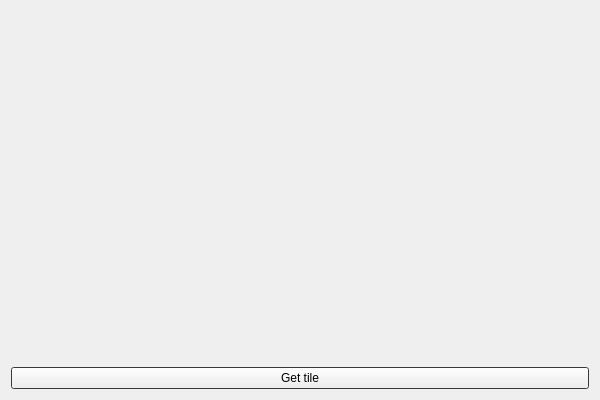
The window that Cpp/StellarViews/StellarViewsFinder/StellarViewsFinder.ui (TheRealNox/2015-space-apps-challenge) describes before a commit, drawn with Qt 5.
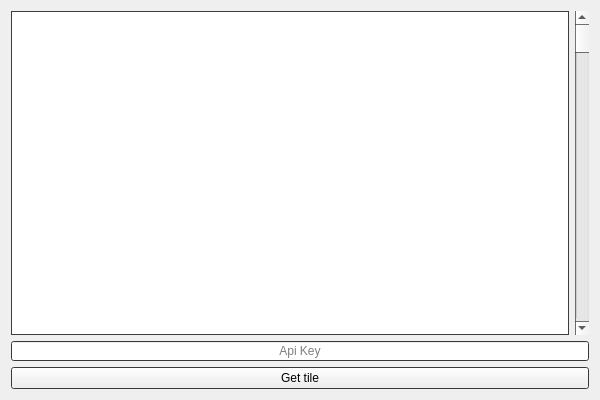
The same window after the commit.

Commit message:
Adding interface with api key and view of the current worldmap.
Adding interface with api key and view of the current worldmap.

The edit to the form file:
```diff
--- a/Cpp/StellarViews/StellarViewsFinder/StellarViewsFinder.ui
+++ b/Cpp/StellarViews/StellarViewsFinder/StellarViewsFinder.ui
@@ -83,48 +83,51 @@
    </property>
    <layout class="QVBoxLayout" name="verticalLayout">
     <item>
-     <widget class="QLabel" name="display">
-      <property name="palette">
-       <palette>
-        <active>
-         <colorrole role="AlternateBase">
-          <brush brushstyle="SolidPattern">
-           <color alpha="255">
-            <red>172</red>
-            <green>172</green>
-            <blue>172</blue>
-           </color>
-          </brush>
-         </colorrole>
-        </active>
-        <inactive>
-         <colorrole role="AlternateBase">
-          <brush brushstyle="SolidPattern">
-           <color alpha="255">
-            <red>172</red>
-            <green>172</green>
-            <blue>172</blue>
-           </color>
-          </brush>
-         </colorrole>
-        </inactive>
-        <disabled>
-         <colorrole role="AlternateBase">
-          <brush brushstyle="SolidPattern">
-           <color alpha="255">
-            <red>172</red>
-            <green>172</green>
-            <blue>172</blue>
-           </color>
-          </brush>
-         </colorrole>
-        </disabled>
-       </palette>
+     <layout class="QHBoxLayout" name="horizontalLayout_2">
+      <item>
+       <widget class="QGraphicsView" name="graphicsView">
+        <property name="dragMode">
+         <enum>QGraphicsView::ScrollHandDrag</enum>
+        </property>
+        <property name="resizeAnchor">
+         <enum>QGraphicsView::AnchorViewCenter</enum>
+        </property>
+       </widget>
+      </item>
+      <item>
+       <widget class="QScrollBar" name="zoomSlider">
+        <property name="orientation">
+         <enum>Qt::Vertical</enum>
+        </property>
+       </widget>
+      </item>
+     </layout>
+    </item>
+    <item>
+     <layout class="QHBoxLayout" name="horizontalLayout">
+      <property name="sizeConstraint">
+       <enum>QLayout::SetMinimumSize</enum>
       </property>
-      <property name="text">
-       <string/>
-      </property>
-     </widget>
+      <item>
+       <widget class="QLineEdit" name="apiKey">
+        <property name="maximumSize">
+         <size>
+          <width>16777215</width>
+          <height>20</height>
+         </size>
+        </property>
+        <property name="text">
+         <string/>
+        </property>
+        <property name="alignment">
+         <set>Qt::AlignCenter</set>
+        </property>
+        <property name="placeholderText">
+         <string>Api Key</string>
+        </property>
+       </widget>
+      </item>
+     </layout>
     </item>
     <item>
      <widget class="QPushButton" name="getTileButton">
```
The commit also changes 8 other files.
